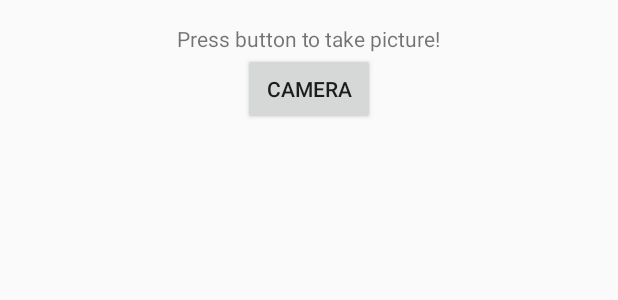
After one commit to pantherman594/hackumassvi, an Android app: the layout activity_camera.xml on its own in the app's theme, with its tools: preview values and no code run, on a phone screen of 412 x 824 dp. The commit adds this screen. Shown: the top 300 px of the screen. Run offline under Robolectric (Android 15) with nearby library versions, the phone set to English and light mode, and no system bars.

Commit message:
Added camera function! Image quality is low though

```diff
--- /dev/null
+++ b/app/src/main/res/layout/activity_camera.xml
@@ -0,0 +1,36 @@
+<?xml version="1.0" encoding="utf-8"?>
+<RelativeLayout xmlns:android="http://schemas.android.com/apk/res/android"
+    xmlns:tools="http://schemas.android.com/tools"
+    android:id="@+id/activity_main"
+    android:layout_width="match_parent"
+    android:layout_height="match_parent"
+    android:paddingBottom="@dimen/activity_vertical_margin"
+    android:paddingLeft="@dimen/activity_horizontal_margin"
+    android:paddingRight="@dimen/activity_horizontal_margin"
+    android:paddingTop="@dimen/activity_vertical_margin"
+    tools:context=".CameraActivity">
+
+    <TextView
+        android:layout_width="wrap_content"
+        android:layout_height="wrap_content"
+        android:layout_centerInParent="true"
+        android:layout_alignParentTop="true"
+        android:text="Press button to take picture!"
+        android:id="@+id/textView" />
+
+    <Button
+        android:id="@+id/button"
+        android:layout_width="wrap_content"
+        android:layout_height="wrap_content"
+        android:layout_below="@+id/textView"
+        android:layout_centerInParent="true"
+        android:text="Camera" />
+
+    <ImageView
+        android:layout_width="match_parent"
+        android:layout_height="match_parent"
+        android:id="@+id/imageView"
+        android:scaleType="centerCrop"
+        android:layout_below="@+id/button"
+        />
+</RelativeLayout>
```
Also changed, not shown: app/src/main/AndroidManifest.xml (+7 -0 lines), app/src/main/java/com/pantherman594/gitzucccd/CameraActivity.java (added, +52 -0 lines), app/src/main/java/com/pantherman594/gitzucccd/MainActivity.java (+17 -1 lines).
